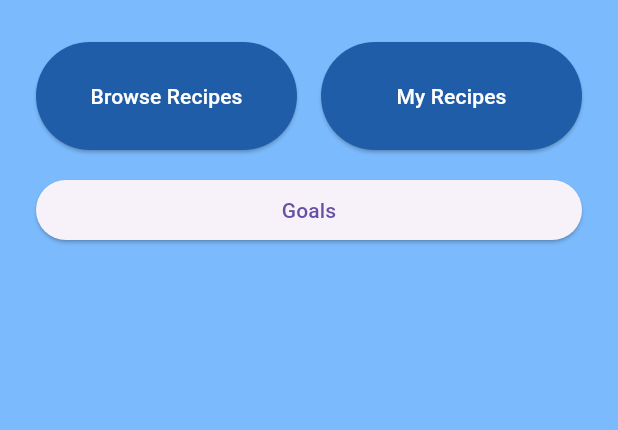
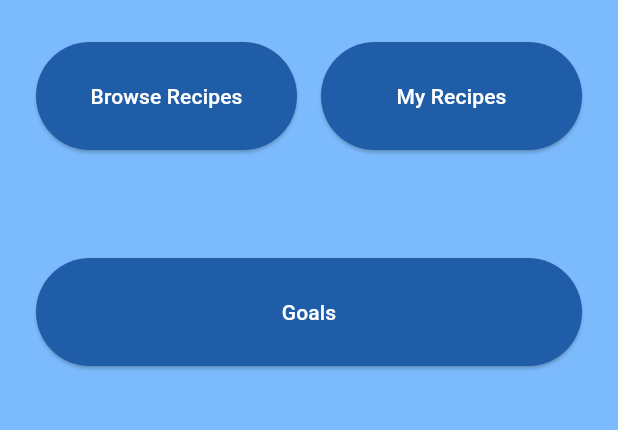
Before and after one commit to Cs3541/CarbCrunchers, a Flutter app: the screen it shows after launch, on a phone screen of 412 x 824 dp, the part 102-532 px from its top. Run offline on Flutter 3.47's test engine with Material 3 defaults, Android fonts, the phone set to English and light mode, and no system bars; our stand-ins replace cloud_firestore, firebase_auth, firebase_core; accounts and stored records are empty.

Commit message:
redid the goal button

```diff
--- a/lib/homescreen.dart
+++ b/lib/homescreen.dart
@@ -139,7 +139,7 @@ class HomeScreen extends StatelessWidget {
                   ),
                 ],
               ),
-              const SizedBox(height: 16.0),
+              const SizedBox(height: 72.0),
               ElevatedButton(
                 onPressed: () {
                   Navigator.push(
@@ -149,7 +149,14 @@ class HomeScreen extends StatelessWidget {
                     ),
                   );
                 },
-                child: const Text('Goals'),
+                style: ElevatedButton.styleFrom(
+                  backgroundColor: const Color(0xFF1F5DA8),
+                  foregroundColor: Colors.white,
+                ),
+                child: const SizedBox(
+                  height: 72.0,
+                  child: Center(child: Text('Goals')),
+                ),
               ),
             ],
           ),
```
